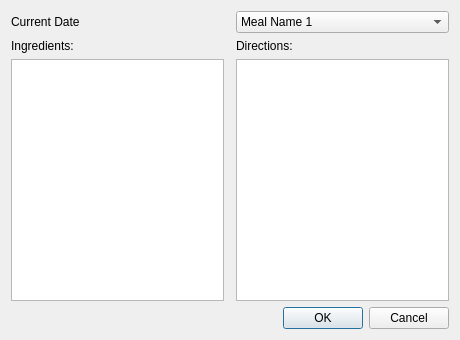
escobaros-dos/mealplanner, file mealplanner/viewmealdetails.ui: the form before one commit.
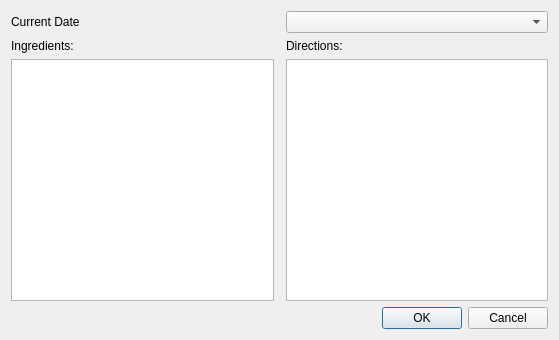
The form after the commit.

The edit to the form file:
```diff
--- a/mealplanner/viewmealdetails.ui
+++ b/mealplanner/viewmealdetails.ui
@@ -6,7 +6,7 @@
    <rect>
     <x>0</x>
     <y>0</y>
-    <width>460</width>
+    <width>559</width>
     <height>340</height>
    </rect>
   </property>
@@ -18,12 +18,7 @@
     <widget class="QComboBox" name="MealsComboBox">
      <item>
       <property name="text">
-       <string>Meal Name 1</string>
-      </property>
-     </item>
-     <item>
-      <property name="text">
-       <string>Meal Name 2</string>
+       <string/>
       </property>
      </item>
     </widget>
```
Left out of the diff: 2 changed lines with no effect on the pictures.
